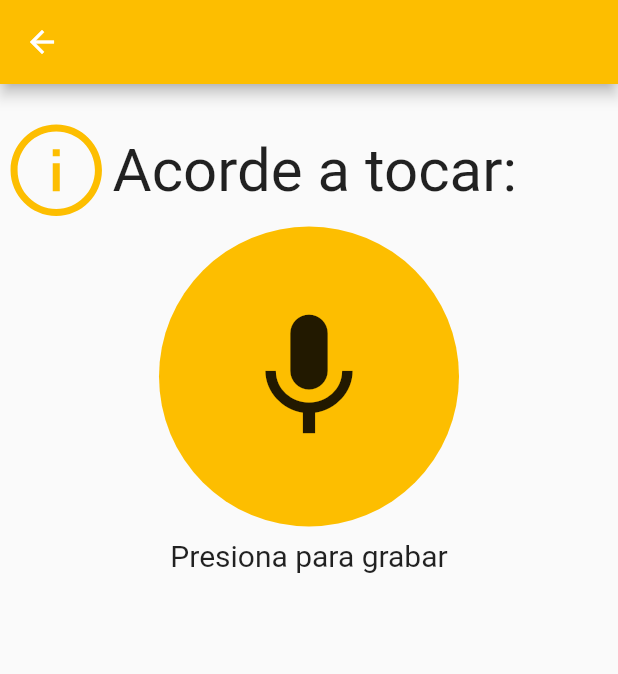
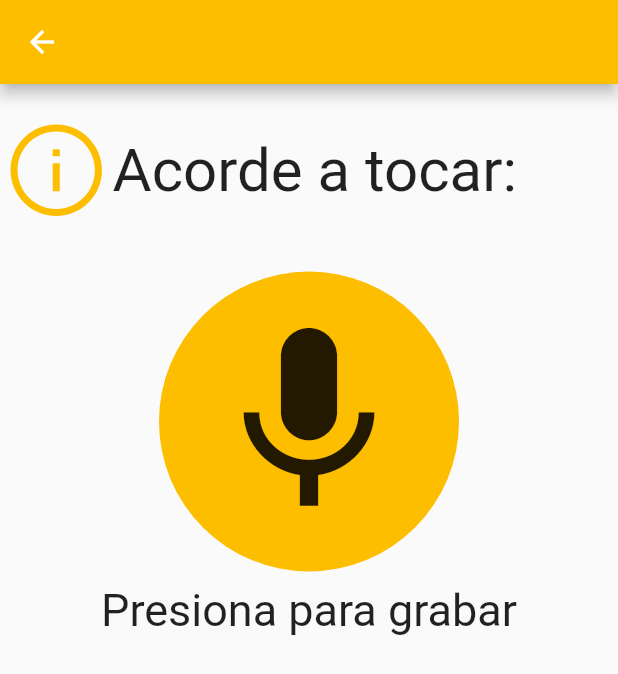
Before and after one commit to 203413/instrumaster_frontend, a Flutter app: the PracticePage screen opened directly with empty values, on a phone screen of 412 x 824 dp. Shown: the top 674 px of the screen. Run offline on Flutter 3.47's test engine with Material 2 defaults, Android fonts, the phone set to English and light mode, and no system bars; our stand-ins replace bloc, dio, flutter_bloc, flutter_svg, fluttertoast, line_icons and 3 more; missing offline and left inert: flutter_sound; accounts and stored records are empty; Roboto replaces fonts that are missing (Readex Pro).

Commit message:
minor ui fixes

```diff
--- a/lib/features/lesson/Presentation/widgets/bnavigationbar.dart
+++ b/lib/features/lesson/Presentation/widgets/bnavigationbar.dart
@@ -52,7 +52,10 @@ class CustomBottomNavigationBar extends StatelessWidget {
                 onTap: () {
                   _logOut(context);
                 },
-                child: SvgPicture.asset('assets/images/gear-svgrepo-com 2.svg'),
+                child: SvgPicture.asset(
+                  'assets/images/logout.svg',
+                  width: 60,
+                ),
               ),
               label: 'Search',
             ),
--- a/lib/features/practices/Presentation/pages/practice_page.dart
+++ b/lib/features/practices/Presentation/pages/practice_page.dart
@@ -20,6 +20,7 @@ class PracticePage extends StatefulWidget {
 class _PracticePageState extends State<PracticePage> {
   String switchText = 'Presiona para grabar';
   final recorder = FlutterSoundRecorder();
+  bool isTrue = false;
   bool isRecorderReady = false;
   late File audiopath;
   @override
@@ -93,10 +94,12 @@ class _PracticePageState extends State<PracticePage> {
           print('coincideen');
           setState(() {
             switchText = 'Correcto!';
+            isTrue = true;
           });
         } else {
           setState(() {
             switchText = 'Vuelva a intentarlo';
+            isTrue = false;
           });
         }
       } else {
@@ -137,7 +140,9 @@ class _PracticePageState extends State<PracticePage> {
                 ],
               ),
             ),
-            Center(
+            Padding(
+              padding: const EdgeInsets.only(top: 30),
+              child: Center(
                 child: GestureDetector(
                     onTap: () async {
                       print('object');
@@ -159,20 +164,48 @@ class _PracticePageState extends State<PracticePage> {
                       ),
                       child: Icon(
                         recorder.isRecording ? Icons.stop : Icons.mic,
-                      size: 100,
+                        size: 150,
                       ),
                     )),
               ),
-            Padding(
-              padding: const EdgeInsets.all(8.0),
-              child: Text(
-                switchText,
-                style: TextStyle(fontSize: 20),
             ),
-            )
+            _resultText()
           ],
         ),
       ),
     );
   }
+
+  Widget _resultText() {
+    if (isTrue == false) {
+      return Padding(
+        padding: const EdgeInsets.all(8.0),
+        child: Text(
+          switchText,
+          style: TextStyle(fontSize: 30),
+        ),
+      );
+    } else {
+      return Padding(
+        padding: const EdgeInsets.all(8.0),
+        child: Row(
+          mainAxisAlignment: MainAxisAlignment.center,
+          children: [
+            Icon(
+              LineIcons.checkCircle,
+              color: Color(0xFFFDBE00),
+              size: 50,
+            ),
+            Text(
+              switchText,
+              style: TextStyle(
+                  fontSize: 30,
+                  color: Color(0xFFFDBE00),
+                  fontWeight: FontWeight.bold),
+            ),
+          ],
+        ),
+      );
     }
+  }
+}
```
Also changed, not shown: assets/images/logout.svg (added). Lines whose indentation alone changed are shown as unchanged.
